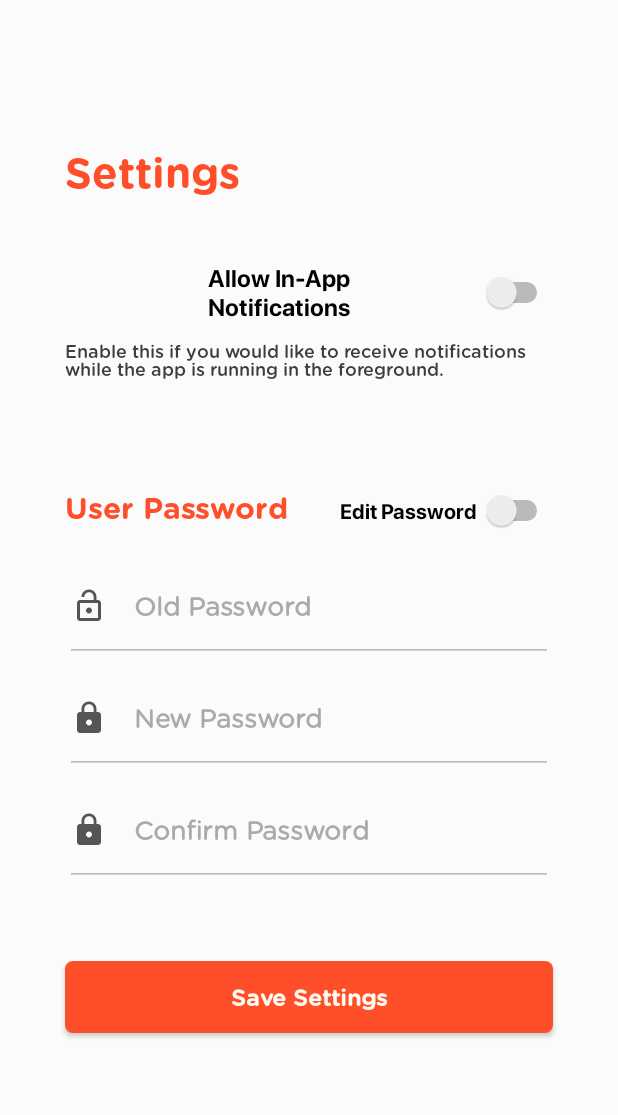
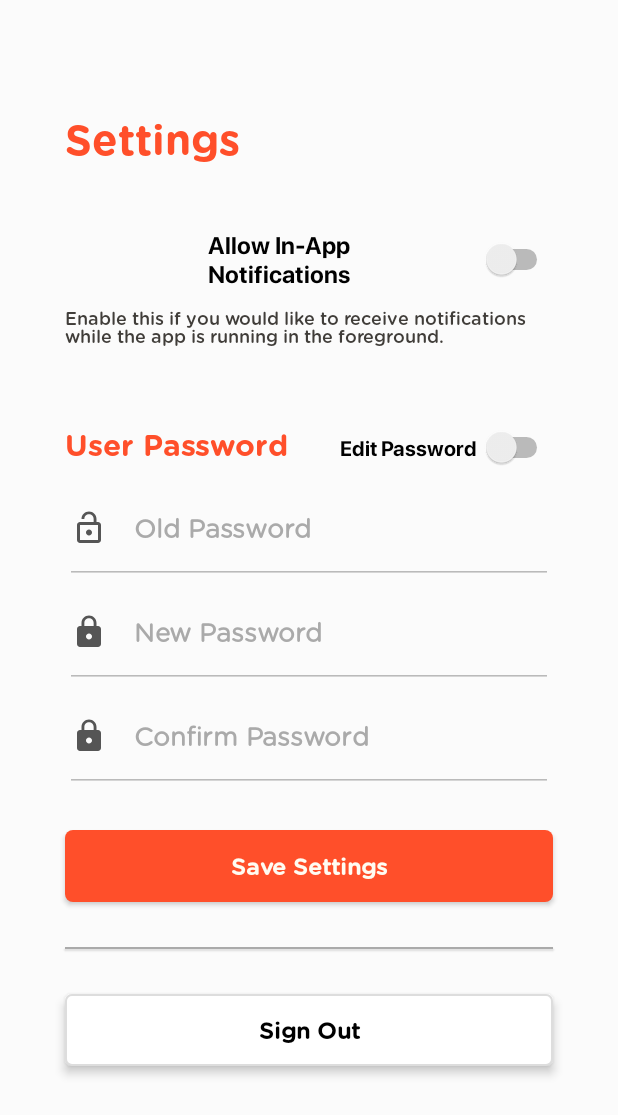
Before and after one commit to mbedair/MiniCapstone, an Android app: the layout fragment_settings.xml on its own in the app's theme, with its tools: preview values and no code run, on a phone screen of 412 x 824 dp. Shown: the top 1115 px of the screen. Run offline under Robolectric (Android 15) with nearby library versions, the light colour scheme and no system bars.

Commit message:
SignOut Button in Settings + UI Changes/Fixes + Changed Settings UI and added Sign Out button + back-end + Minor UI Fix in Settings + Added new shape (button) + Changes to strings.xml

```diff
--- a/app/src/main/java/com/example/minicapstone/SettingsFragment.java
+++ b/app/src/main/java/com/example/minicapstone/SettingsFragment.java
@@ -1,5 +1,6 @@
 package com.example.minicapstone;
 
+import android.content.Intent;
 import android.os.Bundle;
 
 import androidx.fragment.app.Fragment;
@@ -32,7 +33,7 @@ public class SettingsFragment extends Fragment {
     View view;
     private TextView textSettings, textNotifications, textUserSettings;
     private EditText editSettingsNickname, editSettingsOldPassword, editSettingsNewPassword, editConfirmSettingsNewPassword;
-    private Button btnSaveSettings;
+    private Button btnSaveSettings, btnSignOut;
     private Switch switchNotifications, switchEditSettings;
 
     private String nickname, oldPassword, newPassword, confirmPassword;
@@ -55,6 +56,7 @@ public class SettingsFragment extends Fragment {
         editSettingsNewPassword = view.findViewById(R.id.editSettingsNewPassword);
         editConfirmSettingsNewPassword = view.findViewById(R.id.editConfirmSettingsNewPassword);
         btnSaveSettings = view.findViewById(R.id.btnSaveSettings);
+        btnSignOut = view.findViewById(R.id.btnSignOut);
         switchNotifications = view.findViewById(R.id.switchNotifications);
         switchEditSettings = view.findViewById(R.id.switchEditSettings);
 
@@ -67,6 +69,7 @@ public class SettingsFragment extends Fragment {
         editSettingsNewPassword.setHint(R.string.new_password_hint_settings);
         editConfirmSettingsNewPassword.setHint(R.string.confirm_password_edit_hint_settings);
         btnSaveSettings.setText(R.string.save_settings);
+        btnSignOut.setText(R.string.sign_out);
         switchNotifications.setText(R.string.allow_notifications);
         switchEditSettings.setText(R.string.edit_password);
 
@@ -171,6 +174,17 @@ public class SettingsFragment extends Fragment {
         });
 
 
+        //Set GoToLogin Button OnClickListener
+        btnSignOut.setOnClickListener(new View.OnClickListener() {
+            @Override
+            public void onClick(View view) {
+                Intent i = new Intent(getActivity(), MainActivity.class);
+                startActivity(i);
+                Toast.makeText(getActivity(), getContext().getString(R.string.sign_out_successful), Toast.LENGTH_SHORT).show();
+            }
+        });
+
+
         return view;
     }
 
--- /dev/null
+++ b/app/src/main/res/drawable/button_white.xml
@@ -0,0 +1,10 @@
+<?xml version="1.0" encoding="utf-8"?>
+<shape xmlns:android="http://schemas.android.com/apk/res/android">
+
+    <corners android:radius="4dp" />
+
+    <solid android:color="#FFFFFF" />
+
+    <stroke android:width="2px" android:color="#DDDDDD" />
+
+</shape>
--- a/app/src/main/res/layout/fragment_metrics.xml
+++ b/app/src/main/res/layout/fragment_metrics.xml
@@ -36,7 +36,9 @@
         android:layout_width="wrap_content"
         android:layout_height="wrap_content"
         app:cardCornerRadius="20dp"
-        android:elevation="10dp">
+        android:elevation="10dp"
+        android:layout_gravity="center"
+        android:layout_marginTop="15dp">
 
         <com.anychart.AnyChartView
             android:id="@+id/any_chart_view"
--- a/app/src/main/res/layout/fragment_settings.xml
+++ b/app/src/main/res/layout/fragment_settings.xml
@@ -17,6 +17,7 @@
             android:id="@+id/textSettings"
             android:layout_width="wrap_content"
             android:layout_height="wrap_content"
+            android:layout_marginTop="0dp"
             android:fontFamily="@font/gotham_rounded_bold_21016"
             android:text="@string/settings"
             android:textColor="@color/orangeCustom3"
@@ -54,7 +55,7 @@
             android:layout_width="wrap_content"
             android:layout_height="wrap_content"
             android:layout_below="@+id/textNotifications"
-            android:layout_marginTop="70dp"
+            android:layout_marginTop="50dp"
             android:fontFamily="@font/gotham_rounded_bold_21016"
             android:text="@string/user_settings"
             android:textColor="@color/orangeCustom3"
@@ -97,7 +98,7 @@
             android:layout_width="325dp"
             android:layout_height="wrap_content"
             android:layout_below="@id/textUserSettings"
-            android:layout_marginTop="30dp"
+            android:layout_marginTop="20dp"
             android:drawableStart="@drawable/custom_lock_open_icon"
             android:drawablePadding="18dp"
             android:enabled="false"
@@ -116,7 +117,7 @@
             android:layout_width="325dp"
             android:layout_height="wrap_content"
             android:layout_below="@id/editSettingsOldPassword"
-            android:layout_marginTop="15dp"
+            android:layout_marginTop="10dp"
             android:drawableStart="@drawable/custom_lock_icon"
             android:drawablePadding="18dp"
             android:enabled="false"
@@ -135,7 +136,7 @@
             android:layout_width="325dp"
             android:layout_height="wrap_content"
             android:layout_below="@id/editSettingsNewPassword"
-            android:layout_marginTop="15dp"
+            android:layout_marginTop="10dp"
             android:drawableStart="@drawable/custom_lock_icon"
             android:drawablePadding="18dp"
             android:enabled="false"
@@ -154,7 +155,7 @@
             android:layout_width="325dp"
             android:layout_height="wrap_content"
             android:layout_below="@id/editConfirmSettingsNewPassword"
-            android:layout_marginTop="50dp"
+            android:layout_marginTop="25dp"
             android:background="@drawable/button_orange"
             android:fontFamily="@font/gotham_rounded_medium_21022"
             android:text="@string/save_settings"
@@ -163,6 +164,32 @@
             android:textSize="15dp"
             android:textStyle="bold" />
 
+        <View
+            android:id="@+id/viewHorizontalLineBottom"
+            android:layout_width="325dp"
+            android:layout_height="1dp"
+            android:layout_below="@+id/btnSaveSettings"
+            android:layout_marginTop="30dp"
+            android:background="#AAAAAA"
+            android:elevation="1dp" />
+
+        <Button
+            android:id="@+id/btnSignOut"
+            android:layout_width="325dp"
+            android:layout_height="wrap_content"
+            android:layout_below="@id/viewHorizontalLineBottom"
+            android:layout_marginTop="30dp"
+            android:background="@drawable/button_white"
+            android:elevation="2dp"
+            android:fontFamily="@font/gotham_rounded_medium_21022"
+            android:stateListAnimator="@null"
+            android:text="@string/sign_out"
+            android:textAllCaps="false"
+            android:textColor="#000000"
+            android:textSize="15dp"
+            android:textStyle="bold"
+            android:translationZ="2dp" />
+
     </RelativeLayout>
 
 
--- a/app/src/main/res/values/strings.xml
+++ b/app/src/main/res/values/strings.xml
@@ -42,6 +42,7 @@
     <string name="new_password_hint_settings">New Password</string>
     <string name="confirm_password_edit_hint_settings">Confirm Password</string>
     <string name="save_settings">Save Settings</string>
+    <string name="sign_out">Sign Out</string>
 
     <!-- Metrics Fragment -->
     <string name="metrics">Metrics</string>
@@ -58,5 +59,6 @@
     <string name="password_updated">Password Updated</string>
     <string name="fatal_error">Fatal Error</string>
     <string name="incorrect_password">Incorrect Password</string>
+    <string name="sign_out_successful">Sign Out Successful</string>
 
 </resources>
```
Also changed, not shown: 1 other file.
